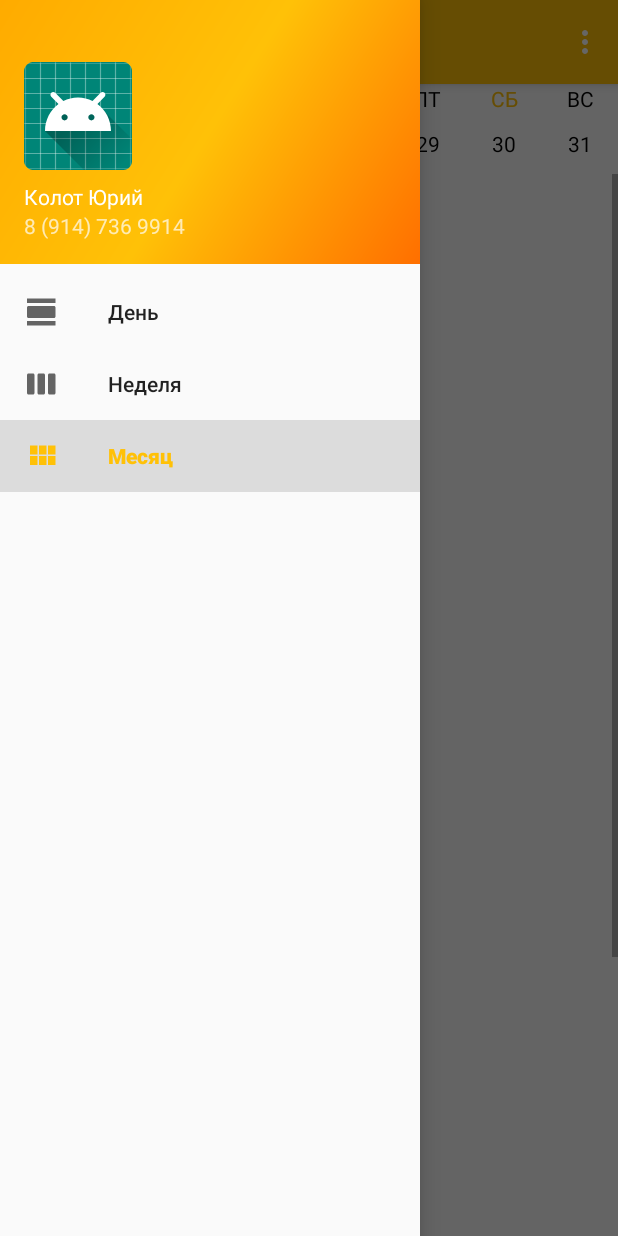
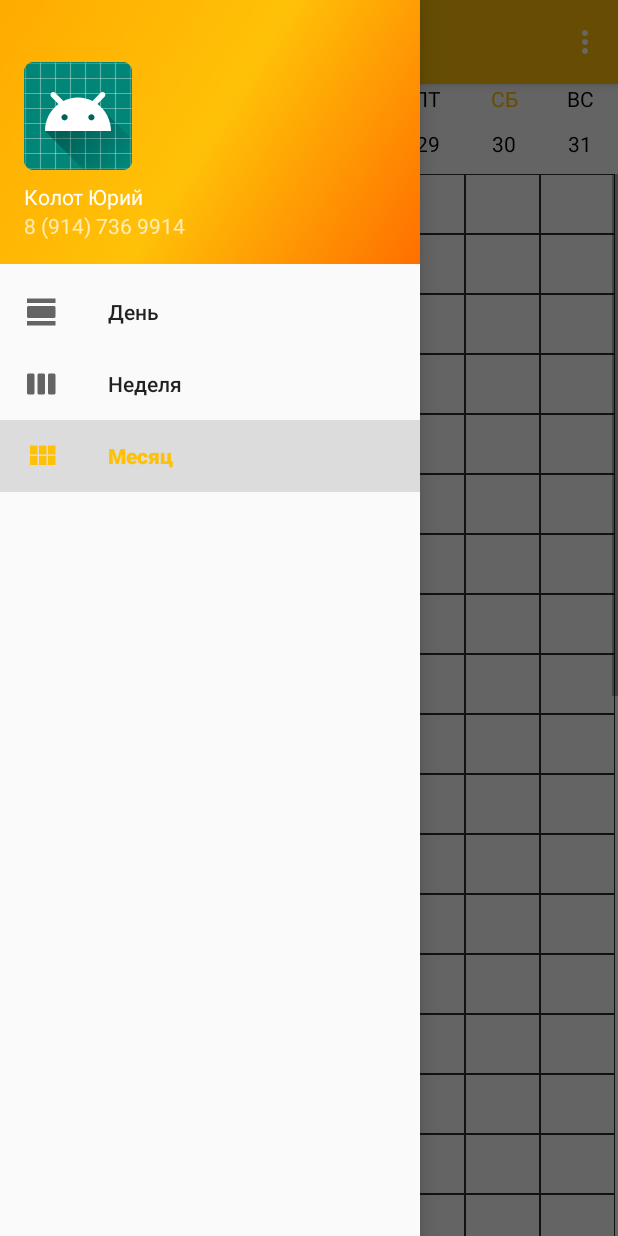
Before and after one commit to RoyalStorm/android-task-manager, an Android app: the fragment WeekFragment placed in its activity, with the side drawer open, on a phone screen of 412 x 824 dp. Run offline under Robolectric (Android 15) with nearby library versions, the light colour scheme and no system bars.

Commit message:
Update weekly calendar

```diff
--- a/app/src/main/java/com/github/royalstorm/android_task_manager/fragment/WeekFragment.java
+++ b/app/src/main/java/com/github/royalstorm/android_task_manager/fragment/WeekFragment.java
@@ -1,5 +1,6 @@
 package com.github.royalstorm.android_task_manager.fragment;
 
+import android.graphics.drawable.Drawable;
 import android.os.Bundle;
 import android.support.annotation.NonNull;
 import android.support.annotation.Nullable;
@@ -8,6 +9,8 @@ import android.support.v4.content.ContextCompat;
 import android.view.LayoutInflater;
 import android.view.View;
 import android.view.ViewGroup;
+import android.widget.TableLayout;
+import android.widget.TableRow;
 import android.widget.TextView;
 
 import com.github.royalstorm.android_task_manager.R;
@@ -28,6 +31,7 @@ public class WeekFragment extends Fragment {
 
         setCurrentDay(view);
         setDaysNumbers(view);
+        createScheduleGrid(view);
 
         return view;
     }
@@ -120,4 +124,27 @@ public class WeekFragment extends Fragment {
             calendar.add(Calendar.DAY_OF_WEEK, 1);
         }
     }
+
+    private void createScheduleGrid(View view) {
+        TableLayout tableLayout = view.findViewById(R.id.scheduleTable);
+        TableRow row;
+
+        for (int i = 0; i < 24; i++) {
+            row = new TableRow(getContext());
+            //row.setMinimumHeight(40);
+            //row.setMinimumWidth(100);
+
+            TextView[] days = new TextView[7];
+
+            for (int j = 0; j < 7; j++) {
+                days[j] = new TextView(getContext());
+                days[j].setHeight(60 * (int) getContext().getResources().getDisplayMetrics().density);
+                // days[j].setLayoutParams(new TableRow.LayoutParams(TableRow.LayoutParams.WRAP_CONTENT, TableRow.LayoutParams.WRAP_CONTENT, 2f));
+                days[j].setBackground(days[j].getContext().getDrawable(R.drawable.text_view_border));
+
+                row.addView(days[j]);
+            }
+            tableLayout.addView(row);
+        }
+    }
 }
--- /dev/null
+++ b/app/src/main/res/drawable/text_view_border.xml
@@ -0,0 +1,6 @@
+<shape xmlns:android="http://schemas.android.com/apk/res/android"
+    android:shape="rectangle">
+    <stroke
+        android:width="0.25dp"
+        android:color="@color/elegant_color" />
+</shape>
--- a/app/src/main/res/layout/fragment_week.xml
+++ b/app/src/main/res/layout/fragment_week.xml
@@ -165,13 +165,19 @@
             android:layout_height="match_parent">
 
             <LinearLayout
+                android:layout_width="match_parent"
+                android:layout_height="wrap_content"
+                android:orientation="horizontal">
+
+                <LinearLayout
                     android:layout_width="60dp"
                     android:layout_height="match_parent"
                     android:orientation="vertical">
 
                     <TextView
                         android:layout_width="match_parent"
-                    android:layout_height="40dp"
+                        android:layout_height="@dimen/week_fragment_cell_height"
+                        android:background="@drawable/text_view_border"
                         android:gravity="center"
                         android:text="0:00"
                         android:textAlignment="center"
@@ -179,7 +185,8 @@
 
                     <TextView
                         android:layout_width="match_parent"
-                    android:layout_height="40dp"
+                        android:layout_height="@dimen/week_fragment_cell_height"
+                        android:background="@drawable/text_view_border"
                         android:gravity="center"
                         android:text="1:00"
                         android:textAlignment="center"
@@ -187,7 +194,8 @@
 
                     <TextView
                         android:layout_width="match_parent"
-                    android:layout_height="40dp"
+                        android:layout_height="@dimen/week_fragment_cell_height"
+                        android:background="@drawable/text_view_border"
                         android:gravity="center"
                         android:text="2:00"
                         android:textAlignment="center"
@@ -196,7 +204,8 @@
                     <TextView
                         android:id="@+id/textView5"
                         android:layout_width="match_parent"
-                    android:layout_height="40dp"
+                        android:layout_height="@dimen/week_fragment_cell_height"
+                        android:background="@drawable/text_view_border"
                         android:gravity="center"
                         android:text="3:00"
                         android:textAlignment="center"
@@ -205,7 +214,8 @@
                     <TextView
                         android:id="@+id/textView6"
                         android:layout_width="match_parent"
-                    android:layout_height="40dp"
+                        android:layout_height="@dimen/week_fragment_cell_height"
+                        android:background="@drawable/text_view_border"
                         android:gravity="center"
                         android:text="4:00"
                         android:textAlignment="center"
@@ -214,7 +224,8 @@
                     <TextView
                         android:id="@+id/textView7"
                         android:layout_width="match_parent"
-                    android:layout_height="40dp"
+                        android:layout_height="@dimen/week_fragment_cell_height"
+                        android:background="@drawable/text_view_border"
                         android:gravity="center"
                         android:text="5:00"
                         android:textAlignment="center"
@@ -223,7 +234,8 @@
                     <TextView
                         android:id="@+id/textView8"
                         android:layout_width="match_parent"
-                    android:layout_height="40dp"
+                        android:layout_height="@dimen/week_fragment_cell_height"
+                        android:background="@drawable/text_view_border"
                         android:gravity="center"
                         android:text="6:00"
                         android:textAlignment="center"
@@ -232,7 +244,8 @@
                     <TextView
                         android:id="@+id/textView9"
                         android:layout_width="match_parent"
-                    android:layout_height="40dp"
+                        android:layout_height="@dimen/week_fragment_cell_height"
+                        android:background="@drawable/text_view_border"
                         android:gravity="center"
                         android:text="7:00"
                         android:textAlignment="center"
@@ -241,7 +254,8 @@
                     <TextView
                         android:id="@+id/textView10"
                         android:layout_width="match_parent"
-                    android:layout_height="40dp"
+                        android:layout_height="@dimen/week_fragment_cell_height"
+                        android:background="@drawable/text_view_border"
                         android:gravity="center"
                         android:text="8:00"
                         android:textAlignment="center"
@@ -250,7 +264,8 @@
                     <TextView
                         android:id="@+id/textView11"
                         android:layout_width="match_parent"
-                    android:layout_height="40dp"
+                        android:layout_height="@dimen/week_fragment_cell_height"
+                        android:background="@drawable/text_view_border"
                         android:gravity="center"
                         android:text="9:00"
                         android:textAlignment="center"
@@ -259,7 +274,8 @@
                     <TextView
                         android:id="@+id/textView12"
                         android:layout_width="match_parent"
-                    android:layout_height="40dp"
+                        android:layout_height="@dimen/week_fragment_cell_height"
+                        android:background="@drawable/text_view_border"
                         android:gravity="center"
                         android:text="10:00"
                         android:textAlignment="center"
@@ -268,7 +284,8 @@
                     <TextView
                         android:id="@+id/textView13"
                         android:layout_width="match_parent"
-                    android:layout_height="40dp"
+                        android:layout_height="@dimen/week_fragment_cell_height"
+                        android:background="@drawable/text_view_border"
                         android:gravity="center"
                         android:text="11:00"
                         android:textAlignment="center"
@@ -277,7 +294,8 @@
                     <TextView
                         android:id="@+id/textView14"
                         android:layout_width="match_parent"
-                    android:layout_height="40dp"
+                        android:layout_height="@dimen/week_fragment_cell_height"
+                        android:background="@drawable/text_view_border"
                         android:gravity="center"
                         android:text="12:00"
                         android:textAlignment="center"
@@ -286,7 +304,8 @@
                     <TextView
                         android:id="@+id/textView15"
                         android:layout_width="match_parent"
-                    android:layout_height="40dp"
+                        android:layout_height="@dimen/week_fragment_cell_height"
+                        android:background="@drawable/text_view_border"
                         android:gravity="center"
                         android:text="13:00"
                         android:textAlignment="center"
@@ -295,7 +314,8 @@
                     <TextView
                         android:id="@+id/textView16"
                         android:layout_width="match_parent"
-                    android:layout_height="40dp"
+                        android:layout_height="@dimen/week_fragment_cell_height"
+                        android:background="@drawable/text_view_border"
                         android:gravity="center"
                         android:text="14:00"
                         android:textAlignment="center"
@@ -304,7 +324,8 @@
                     <TextView
                         android:id="@+id/textView17"
                         android:layout_width="match_parent"
-                    android:layout_height="40dp"
+                        android:layout_height="@dimen/week_fragment_cell_height"
+                        android:background="@drawable/text_view_border"
                         android:gravity="center"
                         android:text="15:00"
                         android:textAlignment="center"
@@ -313,7 +334,8 @@
                     <TextView
                         android:id="@+id/textView18"
                         android:layout_width="match_parent"
-                    android:layout_height="40dp"
+                        android:layout_height="@dimen/week_fragment_cell_height"
+                        android:background="@drawable/text_view_border"
                         android:gravity="center"
                         android:text="16:00"
                         android:textAlignment="center"
@@ -322,7 +344,8 @@
                     <TextView
                         android:id="@+id/textView19"
                         android:layout_width="match_parent"
-                    android:layout_height="40dp"
+                        android:layout_height="@dimen/week_fragment_cell_height"
+                        android:background="@drawable/text_view_border"
                         android:gravity="center"
                         android:text="17:00"
                         android:textAlignment="center"
@@ -331,7 +354,8 @@
                     <TextView
                         android:id="@+id/textView20"
                         android:layout_width="match_parent"
-                    android:layout_height="40dp"
+                        android:layout_height="@dimen/week_fragment_cell_height"
+                        android:background="@drawable/text_view_border"
                         android:gravity="center"
                         android:text="18:00"
                         android:textAlignment="center"
@@ -340,7 +364,8 @@
                     <TextView
                         android:id="@+id/textView21"
                         android:layout_width="match_parent"
-                    android:layout_height="40dp"
+                        android:layout_height="@dimen/week_fragment_cell_height"
+                        android:background="@drawable/text_view_border"
                         android:gravity="center"
                         android:text="19:00"
                         android:textAlignment="center"
@@ -349,7 +374,8 @@
                     <TextView
                         android:id="@+id/textView24"
                         android:layout_width="match_parent"
-                    android:layout_height="40dp"
+                        android:layout_height="@dimen/week_fragment_cell_height"
+                        android:background="@drawable/text_view_border"
                         android:gravity="center"
                         android:text="20:00"
                         android:textAlignment="center"
@@ -358,7 +384,8 @@
                     <TextView
                         android:id="@+id/textView26"
                         android:layout_width="match_parent"
-                    android:layout_height="40dp"
+                        android:layout_height="@dimen/week_fragment_cell_height"
+                        android:background="@drawable/text_view_border"
                         android:gravity="center"
                         android:text="21:00"
                         android:textAlignment="center"
@@ -367,7 +394,8 @@
                     <TextView
                         android:id="@+id/textView23"
                         android:layout_width="match_parent"
-                    android:layout_height="40dp"
+                        android:layout_height="@dimen/week_fragment_cell_height"
+                        android:background="@drawable/text_view_border"
                         android:gravity="center"
                         android:text="22:00"
                         android:textAlignment="center"
@@ -376,12 +404,22 @@
                     <TextView
                         android:id="@+id/textView25"
                         android:layout_width="match_parent"
-                    android:layout_height="40dp"
+                        android:layout_height="@dimen/week_fragment_cell_height"
+                        android:background="@drawable/text_view_border"
                         android:gravity="center"
                         android:text="23:00"
                         android:textAlignment="center"
                         android:textColor="@android:color/black" />
                 </LinearLayout>
+
+                <TableLayout
+                    android:id="@+id/scheduleTable"
+                    android:layout_width="match_parent"
+                    android:layout_height="match_parent"
+                    android:stretchColumns="*">
+
+                </TableLayout>
+            </LinearLayout>
         </ScrollView>
     </LinearLayout>
 </FrameLayout>
--- a/app/src/main/res/values/colors.xml
+++ b/app/src/main/res/values/colors.xml
@@ -4,5 +4,6 @@
     <color name="colorPrimaryDark">#ffab00</color>
     <color name="colorAccent">#ff6f00</color>
 
-    <color name="burgundy">#d4277c</color>
+    <color name="burgundy">#e91e63</color>
+    <color name="elegant_color">#2e2e2e</color>
 </resources>
--- a/app/src/main/res/values/dimens.xml
+++ b/app/src/main/res/values/dimens.xml
@@ -5,4 +5,6 @@
     <dimen name="nav_header_vertical_spacing">8dp</dimen>
     <dimen name="nav_header_height">176dp</dimen>
     <dimen name="fab_margin">16dp</dimen>
+
+    <dimen name="week_fragment_cell_height">60dp</dimen>
 </resources>
```
Lines whose indentation alone changed are shown as unchanged.
